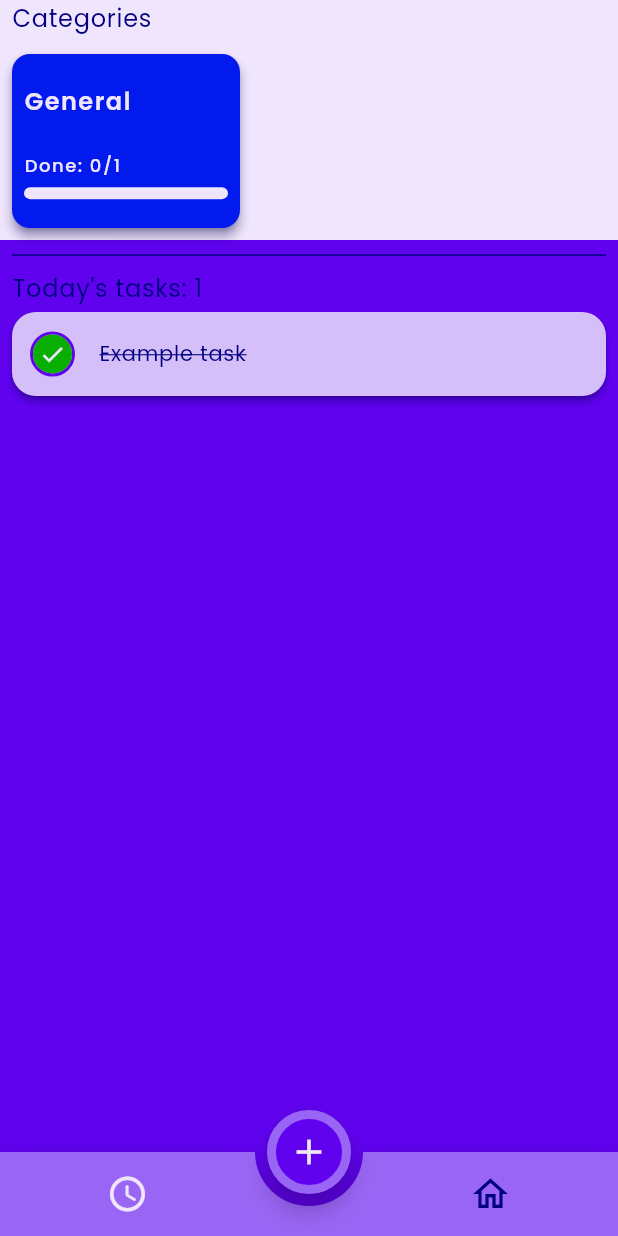
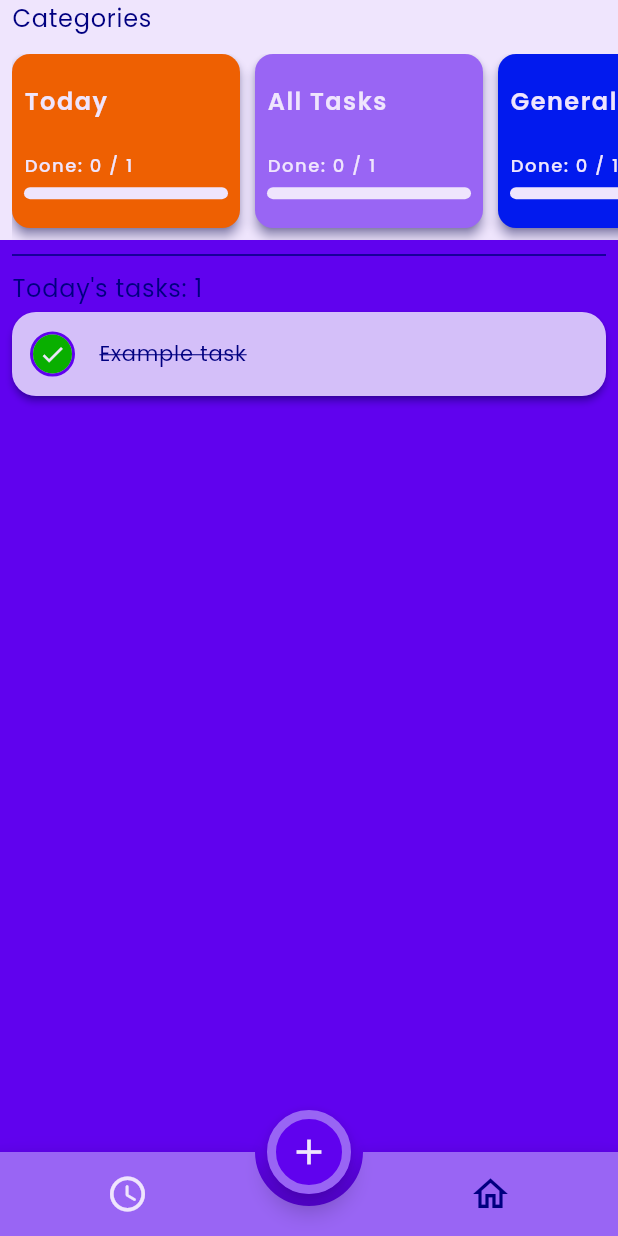
Before and after one commit to semiralharbi/how_about_now, a Flutter app: the screen it shows after launch, after a tap on "Example task", on a phone screen of 412 x 824 dp. Run offline on Flutter 3.47's test engine with Material 3 defaults, Android fonts, the phone set to English and light mode, and no system bars; drawn by our look-alikes of animated_bottom_navigation_bar, flutter_animate, skeletonizer; our stand-ins replace auto_route, bloc, cloud_firestore, firebase_core, flutter_bloc, freezed_annotation and 4 more; accounts and stored records are empty.

Commit message:
feat: fetch task categories

```diff
--- a/lib/data/dto/task_category_dto.dart
+++ b/lib/data/dto/task_category_dto.dart
@@ -19,11 +19,11 @@ class TaskCategoryDto with _$TaskCategoryDto {
         tasks: [],
       );
 
-  factory TaskCategoryDto.general() => const TaskCategoryDto(
-        name: 'General',
-        color: '0xFF021aee',
-        tasks: [],
-      );
+  bool get isGeneralCategory => name.toLowerCase() == 'general';
+
+  bool get isTodayCategory => name.toLowerCase() == 'today';
+
+  bool get isAllTasksCategory => name.toLowerCase() == 'all tasks';
 
   int get completedTasks => tasks.where((task) => task.isCompleted).length;
 }
--- a/lib/data/dto/task_dto.dart
+++ b/lib/data/dto/task_dto.dart
@@ -1,6 +1,7 @@
 import 'package:cloud_firestore/cloud_firestore.dart';
 import 'package:freezed_annotation/freezed_annotation.dart';
 import 'package:how_about_now/domain/utils/timestamp_converter.dart';
+import 'package:how_about_now/presentation/theme/app_colors.dart';
 import 'package:uuid/uuid.dart';
 
 part 'task_dto.freezed.dart';
@@ -9,6 +10,8 @@ part 'task_dto.g.dart';
 
 @freezed
 class TaskDto with _$TaskDto {
+  const TaskDto._();
+
   const factory TaskDto({
     required String id,
     required String title,
@@ -23,9 +26,11 @@ class TaskDto with _$TaskDto {
   factory TaskDto.initial() => TaskDto(
         title: 'Example task',
         category: 'General',
-        color: '0xFF021aee',
+        color: AppColorsStrings.analogous700,
         date: DateTime.now(),
         isCompleted: false,
         id: const Uuid().v4(),
       );
+
+  bool get hasGeneralCategory => category.toLowerCase() == 'general';
 }
--- a/lib/data/repositories/tasks_repository_impl.dart
+++ b/lib/data/repositories/tasks_repository_impl.dart
@@ -2,6 +2,8 @@ import 'package:how_about_now/data/dto/task_category_dto.dart';
 import 'package:how_about_now/data/dto/task_dto.dart';
 import 'package:how_about_now/domain/data_source/tasks_data_source.dart';
 import 'package:how_about_now/domain/repositories/tasks_repository.dart';
+import 'package:how_about_now/presentation/theme/app_colors.dart';
+import 'package:how_about_now/presentation/utils/enums/date_utils.dart';
 import 'package:injectable/injectable.dart';
 
 @Injectable(as: TasksRepository)
@@ -72,8 +74,19 @@ class TasksRepositoryImpl implements TasksRepository {
           categoriesList.add(newCategory);
         }
       }
+      final containsGeneral = allTasks.any((task) => task.hasGeneralCategory);
+      if (!containsGeneral) {
+        categoriesList.insert(
+            0, const TaskCategoryDto(name: 'General', tasks: [], color: AppColorsStrings.analogous700));
+      }
+      categoriesList
+        ..sort((a, b) => a.name.compareTo(b.name))
+        ..insert(0, TaskCategoryDto(name: 'All Tasks', tasks: allTasks, color: AppColorsStrings.primary300));
 
-      categoriesList.sort((a, b) => a.name.compareTo(b.name));
+      final todayTasks = allTasks.where((task) => isToday(task.date.toIso8601String())).toList();
+      if (todayTasks.isNotEmpty) {
+        categoriesList.insert(0, TaskCategoryDto(name: 'Today', tasks: todayTasks, color: AppColorsStrings.triadic800));
+      }
 
       return categoriesList;
     } catch (e) {
--- a/lib/presentation/pages/add_task/add_task_page.dart
+++ b/lib/presentation/pages/add_task/add_task_page.dart
@@ -48,10 +48,7 @@ class _BodyState extends State<_Body> {
   void initState() {
     super.initState();
     _taskTitleController = TextEditingController();
-    _selectedTaskCategory = widget.categories.firstWhere(
-      (category) => category.name == 'General',
-      orElse: TaskCategoryDto.general,
-    );
+    _selectedTaskCategory = widget.categories.firstWhere((category) => category.isGeneralCategory);
   }
 
   @override
--- a/lib/presentation/pages/home_page/widgets/task_category_card.dart
+++ b/lib/presentation/pages/home_page/widgets/task_category_card.dart
@@ -59,7 +59,7 @@ class TaskCategoryCard extends StatelessWidget {
                 crossAxisAlignment: CrossAxisAlignment.start,
                 children: [
                   Text(
-                    'Done: $completedCount/$tasksCount',
+                    context.tr.homePage_doneTasks(completedCount, tasksCount),
                     style: context.tht.bodyMedium?.copyWith(
                       color: AppColors.primary50,
                       fontWeight: FontWeight.w500,
--- a/lib/presentation/theme/app_colors.dart
+++ b/lib/presentation/theme/app_colors.dart
@@ -26,3 +26,30 @@ class AppColors {
 
   static const Color error = Color(0xFFf10300);
 }
+
+class AppColorsStrings {
+  const AppColorsStrings._();
+
+  static const String primary1000 = '0xFF000080';
+  static const String primary900 = '0xFF0000D6';
+  static const String primary800 = '0xFF1C00DB';
+  static const String primary700 = '0xFF3D00E0';
+  static const String primary600 = '0xFF5300E8';
+  static const String primary500 = '0xFF6002EE';
+  static const String primary400 = '0xFF7E3FF2';
+  static const String primary300 = '0xFF9965F4';
+  static const String primary200 = '0xFFB794F6';
+  static const String primary100 = '0xFFD4BFF9';
+  static const String primary50 = '0xFFEFE5FD';
+
+  static const String complementary800 = '0xFF09AF00';
+  static const String complementary400 = '0xFF90EE02';
+
+  static const String analogous700 = '0xFF021AEE';
+  static const String analogous400 = '0xFFD602EE';
+
+  static const String triadic400 = '0xFFEE0290';
+  static const String triadic800 = '0xFFEE6002';
+
+  static const String error = '0xFFF10300';
+}
--- a/lib/presentation/utils/translation/l10n/intl_en.arb
+++ b/lib/presentation/utils/translation/l10n/intl_en.arb
@@ -1,7 +1,7 @@
 {
   "homePage_categories": "Categories",
   "homePage_todayTasks": "Today's tasks: {String}",
-  "homePage_doneTasks": "Done:",
+  "homePage_doneTasks": "Done: {int} / {double}",
   "addTaskPage_generalGroup": "General",
   "addTaskPage_textFieldLabel": "Enter new task",
   "addTaskCategory_textFieldLabel": "Enter new category name",
--- a/lib/presentation/widgets/linear_percent_indicator.dart
+++ b/lib/presentation/widgets/linear_percent_indicator.dart
@@ -19,7 +19,7 @@ class LinearPercentIndicator extends StatelessWidget {
       ),
       child: const ColoredBox(
         color: AppColors.complementary800,
-      ).animate().slideX(duration: 500.ms, begin: -1, end: (percent * 1) - 1),
+      ).animate().slideX(duration: 500.ms, begin: -1, end: (percent.isNaN ? 0 : percent * 1) - 1),
     );
   }
 }
```
Also changed, not shown: lib/presentation/pages/add_task/widgets/task_category_dropdown.dart (+9 -12 lines), lib/data/dto/task_dto.freezed.dart, lib/presentation/utils/translation/generated/intl/messages_en.dart, lib/presentation/utils/translation/generated/l10n.dart, 5 other files.
